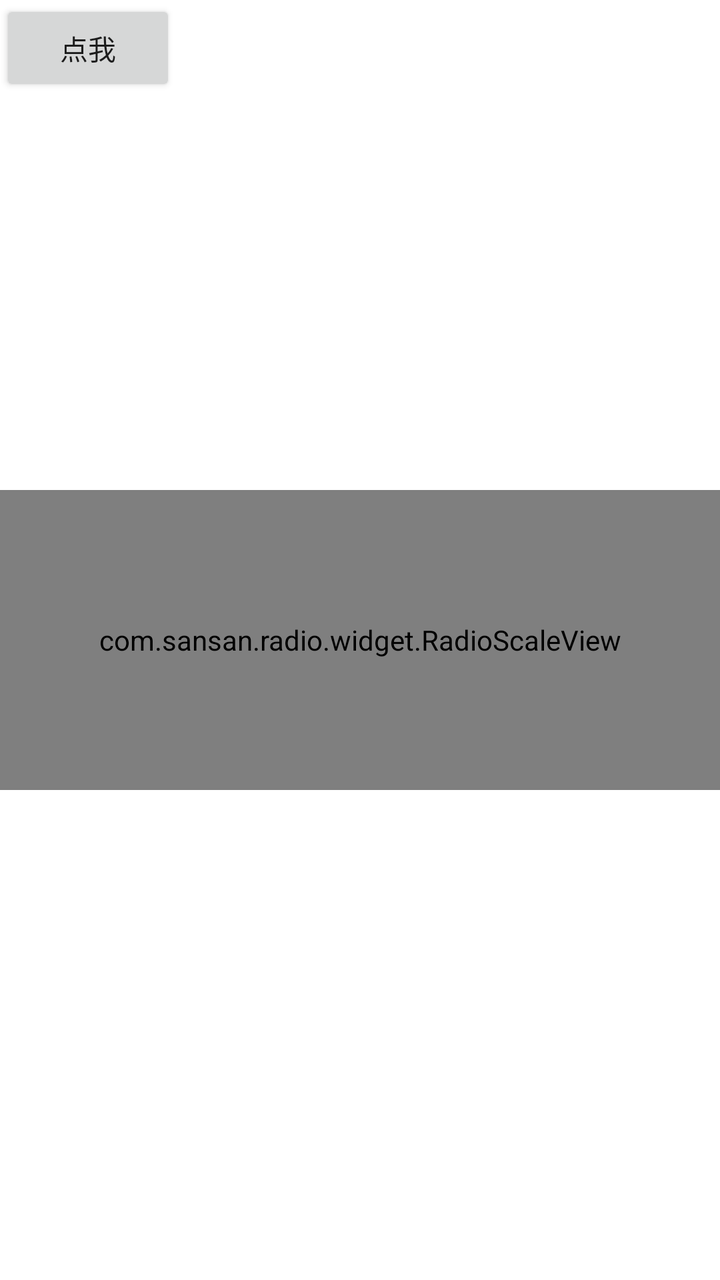
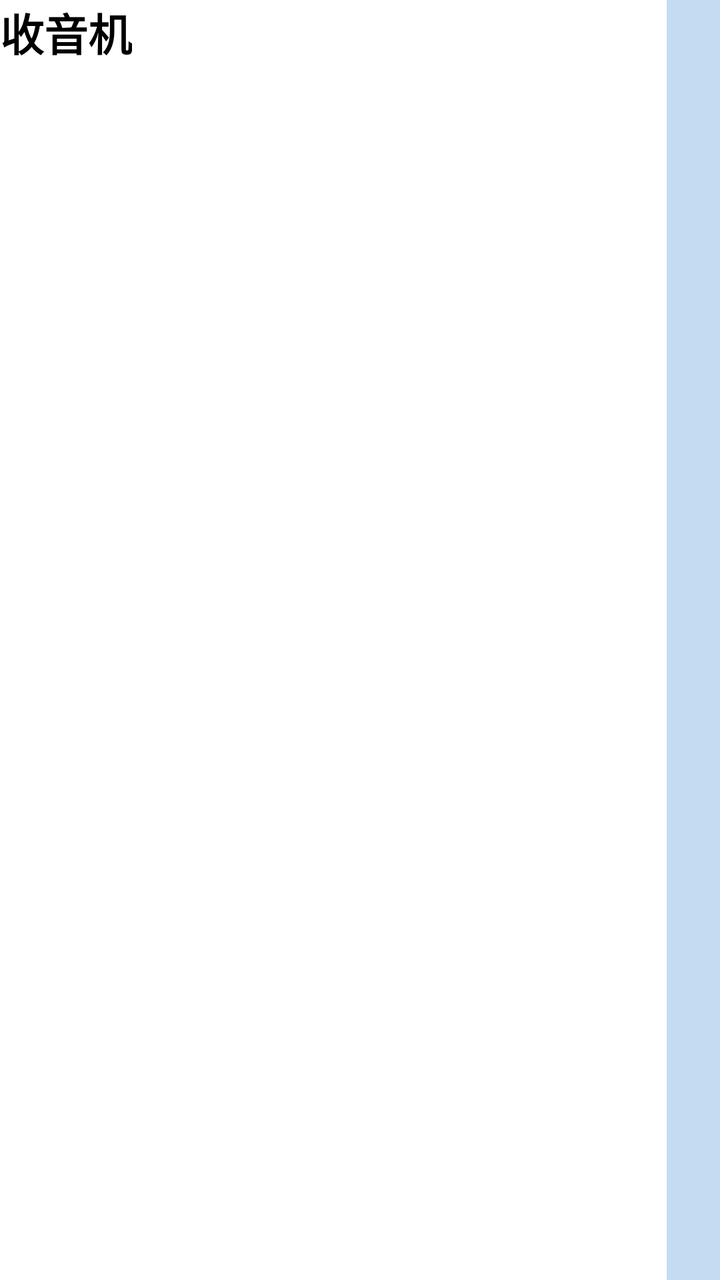

The first picture is an Android layout as it rendered before a commit; the second is the same layout after the commit. The layout source and the unified diff follow.
<!-- AndroidManifest.xml: application theme AppTheme -->
<!-- res/layout/activity_main.xml -->
<RelativeLayout xmlns:android="http://schemas.android.com/apk/res/android"
    android:layout_width="match_parent"
    android:layout_height="match_parent">

    <com.sansan.radio.widget.RadioScaleView
        android:id="@+id/radioScaleView"
        android:layout_width="600dp"
        android:layout_height="150dp"
        android:layout_centerInParent="true"
        android:background="#F5F5F5"/>

    <Button
        android:id="@+id/bt"
        android:layout_width="wrap_content"
        android:layout_height="wrap_content"
        android:text="点我"/>

</RelativeLayout>
<!-- resources referenced by this layout -->
<resources>
  <style name="AppTheme" parent="Theme.AppCompat.Light.NoActionBar">
  
          <item name="colorPrimary">@color/color_transparent</item>
          <item name="colorPrimaryDark">@color/color_transparent</item>
          <item name="colorAccent">@color/color_transparent</item>
          <item name="android:windowBackground">@color/white</item>
  
          <item name="android:windowTranslucentNavigation">false</item>
          <item name="android:windowTranslucentStatus">false</item>
          <item name="android:windowIsTranslucent">false</item>
  
          <item name="android:windowAnimationStyle">@style/Animation</item>
  
      </style>
  <color name="color_transparent">#00000000</color>
  <color name="white">#FFFFFFFF</color>
  <style name="Animation">
          <item name="android:activityOpenEnterAnimation">@null</item>
          <item name="android:activityOpenExitAnimation">@null</item>
          <item name="android:activityCloseEnterAnimation">@null</item>
          <item name="android:activityCloseExitAnimation">@null</item>
          <item name="android:taskOpenEnterAnimation">@null</item>
          <item name="android:taskOpenExitAnimation">@null</item>
          <item name="android:taskCloseEnterAnimation">@null</item>
          <item name="android:taskCloseExitAnimation">@null</item>
          <item name="android:taskToFrontEnterAnimation">@null</item>
          <item name="android:taskToFrontExitAnimation">@null</item>
          <item name="android:taskToBackEnterAnimation">@null</item>
          <item name="android:taskToBackExitAnimation">@null</item>
      </style>
</resources>

<!-- the commit's change to res/layout/activity_main.xml (unified diff, before → after) -->
@@ -1,6 +1,35 @@
-<RelativeLayout xmlns:android="http://schemas.android.com/apk/res/android"
+<LinearLayout xmlns:android="http://schemas.android.com/apk/res/android"
     android:layout_width="match_parent"
-    android:layout_height="match_parent">
+    android:layout_height="match_parent"
+    android:orientation="horizontal" >
+
+    <LinearLayout
+        android:layout_width="1000px"
+        android:layout_height="match_parent"
+        android:orientation="vertical" >
+
+        <TextView
+            android:layout_width="wrap_content"
+            android:layout_height="wrap_content"
+            android:textColor="@color/black"
+            android:textSize="22sp"
+            android:textStyle="bold"
+            android:fontFamily="@font/alibabapuhuiti_3_65_medium"
+            android:text="收音机" />
+
+
+
+    </LinearLayout>
+
+    <LinearLayout
+        android:layout_width="match_parent"
+        android:layout_height="match_parent"
+        android:orientation="vertical"
+        android:background="@color/color_C5DBF2" >
+
+
+
+    </LinearLayout>
 
     <com.sansan.radio.widget.RadioScaleView
         android:id="@+id/radioScaleView"
@@ -15,4 +44,4 @@
         android:layout_height="wrap_content"
         android:text="点我"/>
 
-</RelativeLayout>
+</LinearLayout>
<!-- resource entries referenced after the edit -->
@@ -1,5 +1,7 @@
 <!-- resources referenced by this layout -->
 <resources>
+  <color name="black">#FF000000</color>
+  <color name="color_C5DBF2">#C5DBF2</color>
   <style name="AppTheme" parent="Theme.AppCompat.Light.NoActionBar">
   
           <item name="colorPrimary">@color/color_transparent</item>
